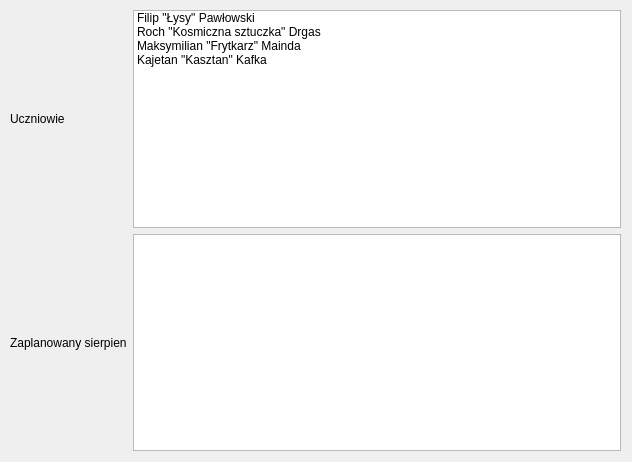
The window that layout.ui (WojtekGontarek/listWidgets) describes before a commit, drawn with Qt 5.
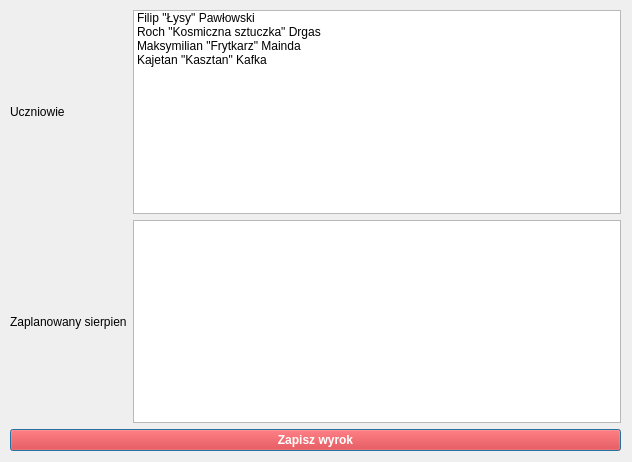
The same window after the commit.

The edit to the form file:
```diff
--- a/layout.ui
+++ b/layout.ui
@@ -64,6 +64,18 @@
       </property>
      </widget>
     </item>
+    <item row="2" column="0" colspan="2">
+     <widget class="QPushButton" name="acceptButton">
+      <property name="styleSheet">
+       <string notr="true">background-color: red;
+color: white;
+font-weight: bold;</string>
+      </property>
+      <property name="text">
+       <string>Zapisz wyrok</string>
+      </property>
+     </widget>
+    </item>
    </layout>
   </widget>
  </widget>
```
